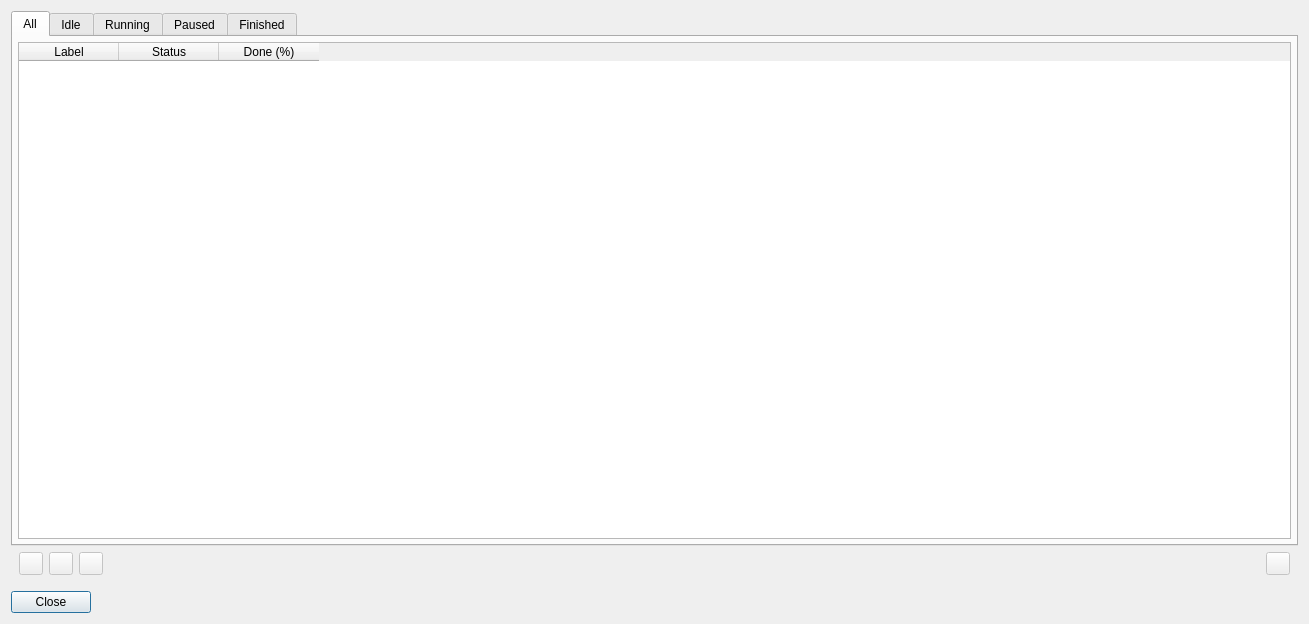
This is src/ui/simulation_manager_dialog.ui in IPH-ECO/iph-eco-gui as Qt 5 draws it before an edit. The edited form follows.
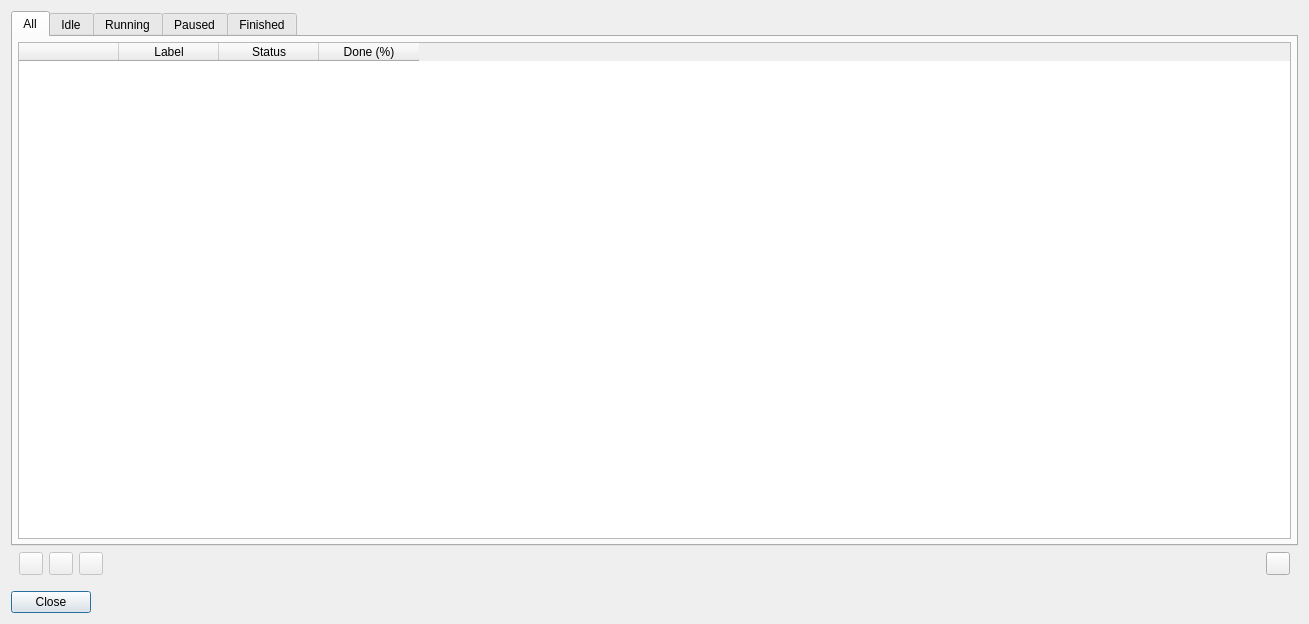
This is the edited form. Icons and pictures are not drawn.

Commit message: Allow to delete multiple layers and simulations

Patch:
```diff
--- a/src/ui/simulation_manager_dialog.ui
+++ b/src/ui/simulation_manager_dialog.ui
@@ -55,6 +55,11 @@
            <attribute name="verticalHeaderVisible">
             <bool>false</bool>
            </attribute>
+           <column>
+            <property name="text">
+             <string/>
+            </property>
+           </column>
            <column>
             <property name="text">
              <string>Label</string>
@@ -337,9 +342,6 @@
        </item>
        <item>
         <widget class="QToolButton" name="btnRemove">
-         <property name="enabled">
-          <bool>false</bool>
-         </property>
          <property name="text">
           <string/>
          </property>
```
Left out of the diff: 20 changed lines with no effect on the pictures. The commit also changes 2 other files.
